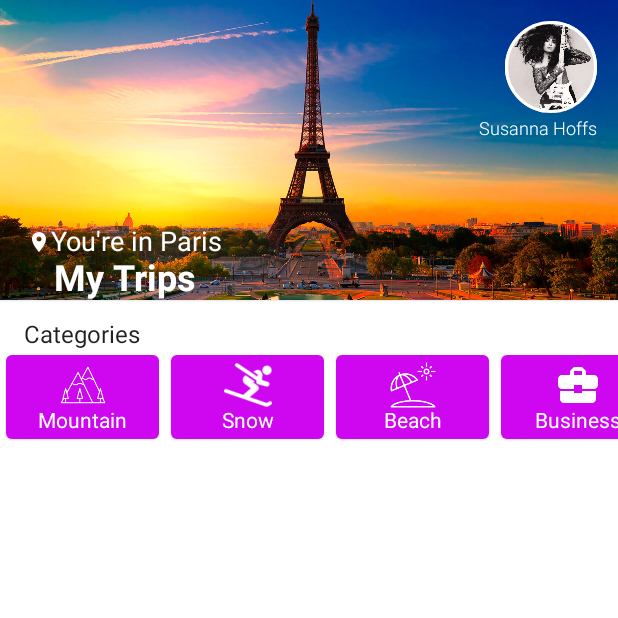
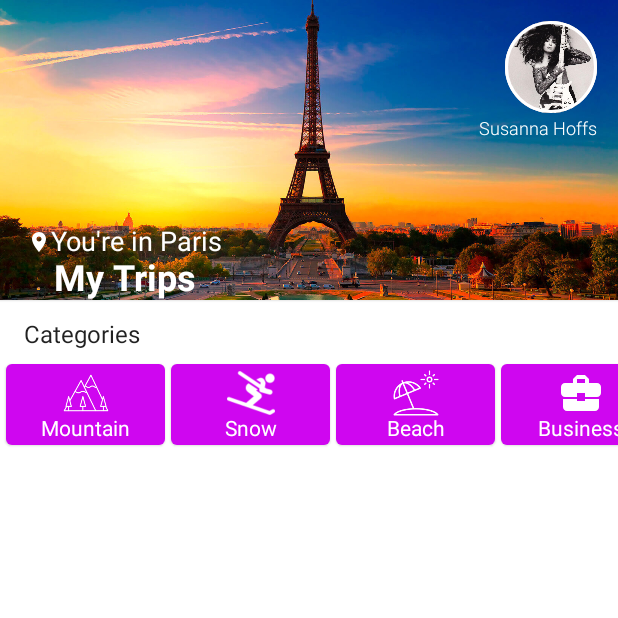
Before and after one commit to Xul14/Login-Surface, an Android app built with Jetpack Compose: the screen it shows after launch (HomeActivity), on a phone screen of 412 x 824 dp, the top half of it. Run offline under Robolectric (Android 15) with nearby library versions, the phone set to English and light mode, and no system bars.

Commit message:
Scaffold

```diff
--- a/app/src/main/java/br/senai/sp/jandira/triproom/HomeActivity.kt
+++ b/app/src/main/java/br/senai/sp/jandira/triproom/HomeActivity.kt
@@ -40,7 +40,13 @@ class HomeActivity : ComponentActivity() {
 @Composable
 fun HomeScreen(categories: List<Category>) {
 
-    Surface(modifier = Modifier.fillMaxSize()) {
+    Scaffold() {
+
+        Surface(
+            modifier = Modifier
+                .fillMaxSize()
+                .padding(it)
+        ) {
 
             Column() {
 
@@ -127,7 +133,7 @@ fun HomeScreen(categories: List<Category>) {
                             modifier = Modifier
                                 .width(110.dp)
                                 .height(64.dp)
-                            .padding(4.dp),
+                                .padding(top = 10.dp, start = 4.dp),
                             backgroundColor = Color(207, 6, 240, 255)
                         ) {
                             Column(
@@ -137,7 +143,8 @@ fun HomeScreen(categories: List<Category>) {
                             ) {
 
                                 Icon(
-                                painter =  category.icon ?: painterResource(id = R.drawable.no_image),
+                                    painter = category.icon
+                                        ?: painterResource(id = R.drawable.no_image),
                                     contentDescription = "",
                                     modifier = Modifier.size(32.dp),
                                     tint = Color.White
@@ -156,6 +163,8 @@ fun HomeScreen(categories: List<Category>) {
             }
         }
     }
+}
+
 
 @Preview(showBackground = true, showSystemUi = true)
 @Composable
```
Lines whose indentation alone changed are shown as unchanged.
